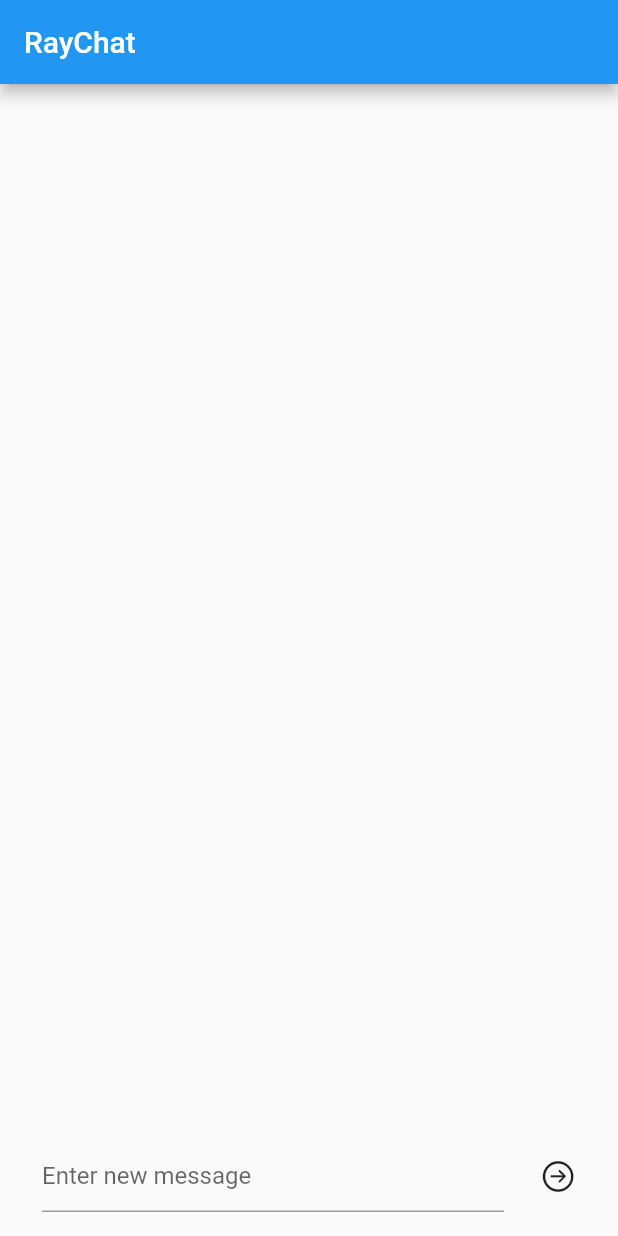
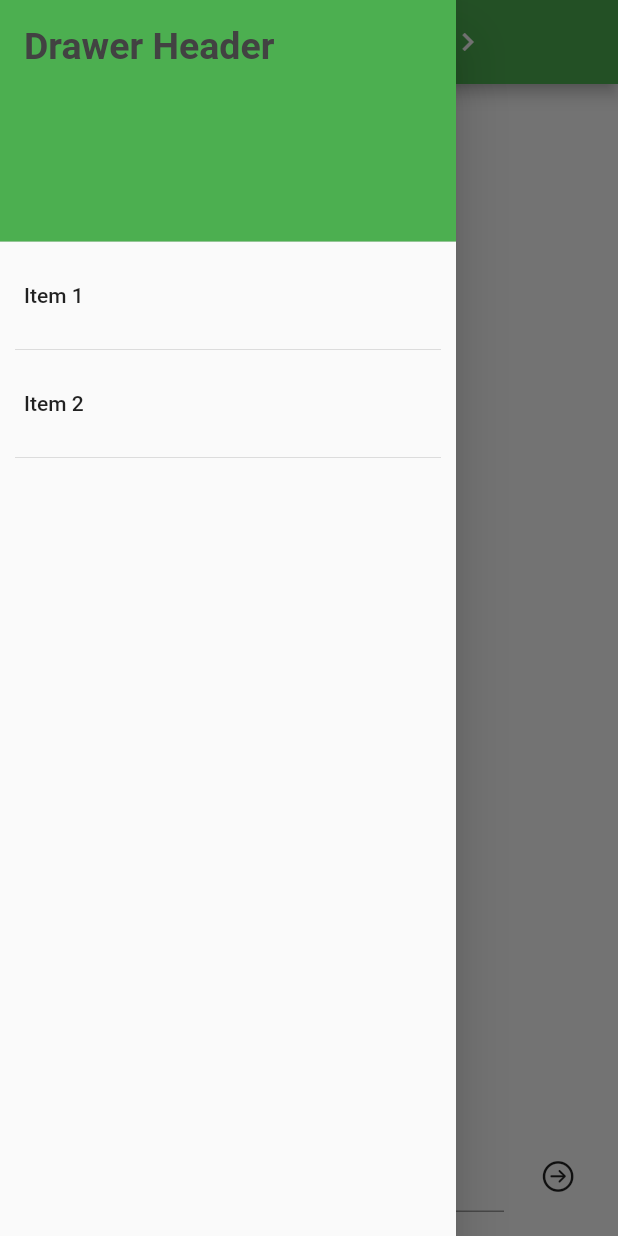
Before and after one commit to fischerliste/fischerliste, a Flutter app: the screen it shows after launch, with the side drawer open (before the commit the screen has no drawer), on a phone screen of 412 x 824 dp. Run offline on Flutter 3.47's test engine with Material 2 defaults, Android fonts, the light colour scheme and no system bars; drawn by our look-alikes of firebase_database; our stand-ins replace firebase_core; accounts and stored records are empty.

Commit message:
Added some optical fluff

```diff
--- a/lib/message_list.dart
+++ b/lib/message_list.dart
@@ -14,8 +14,71 @@
     WidgetsBinding.instance!.addPostFrameCallback((_) => _scrollToBottom());
 
     return Scaffold(
+      drawer: Drawer(
+        child: ListView(
+          // Important: Remove any padding from the ListView.
+          padding: EdgeInsets.zero,
+          children: [
+            DrawerHeader(
+              decoration: BoxDecoration(
+                color: Colors.green,
+              ),
+              child: Text(
+                'Drawer Header',
+                style: TextStyle(
+                  color: Colors.grey[800],
+                  fontSize: 25,
+                  fontWeight: FontWeight.bold,
+                ),
+              ),
+            ),
+            ListTile(
+              title: const Text('Item 1'),
+              onTap: () {
+                // Update the state of the app.
+                // ...
+              },
+            ),
+            const Divider(
+              indent: 10,
+              endIndent: 10,
+            ),
+            ListTile(
+              title: const Text('Item 2'),
+              onTap: () {
+                // Update the state of the app.
+                // ...
+              },
+            ),
+            const Divider(
+              indent: 10,
+              endIndent: 10,
+            ),
+          ],
+        ),
+      ),
       appBar: AppBar(
-        title: const Text('RayChat'),
+        title: Center(
+          child: Row(
+            children: [
+              Spacer(flex: 30),
+              IconButton(
+                onPressed: () {},
+                icon: Icon(Icons.chevron_left),
+              ),
+              Spacer(flex: 1),
+              Text('Fischerliste'),
+              Spacer(flex: 1),
+              IconButton(
+                onPressed: () {},
+                icon: Icon(Icons.chevron_right),
+              ),
+              Spacer(flex: 30),
+            ],
+            mainAxisAlignment: MainAxisAlignment.center,
+          ),
+        ),
+        backgroundColor: Colors.green,
       ),
       body: Padding(
         padding: const EdgeInsets.all(16.0),
```
